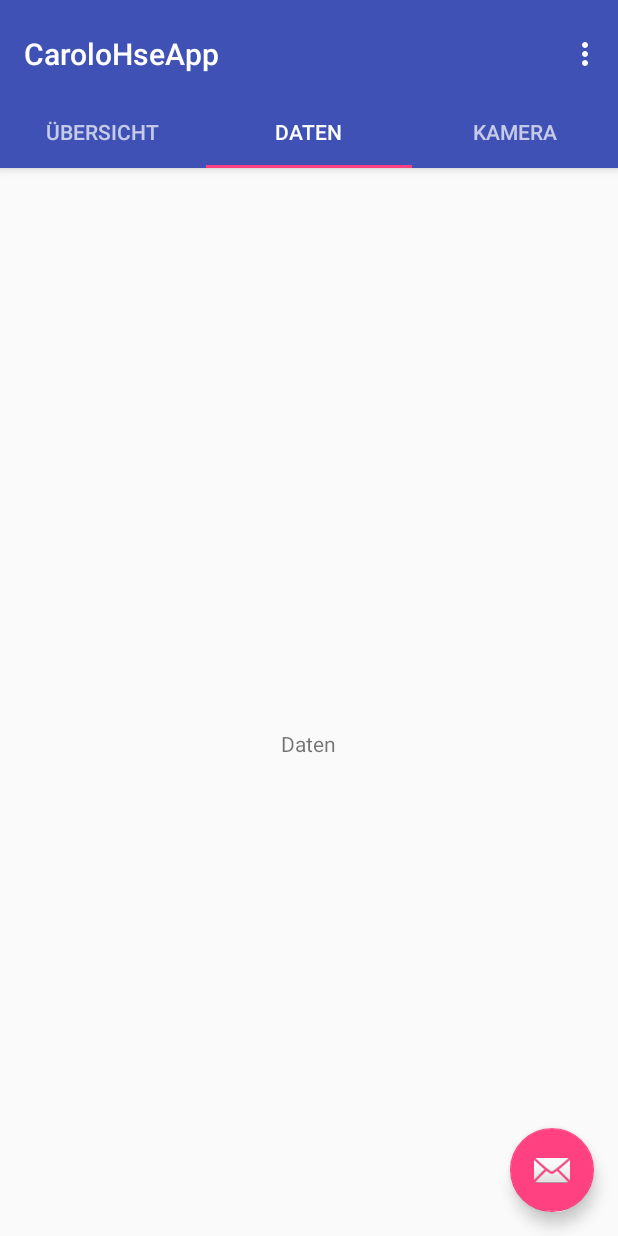
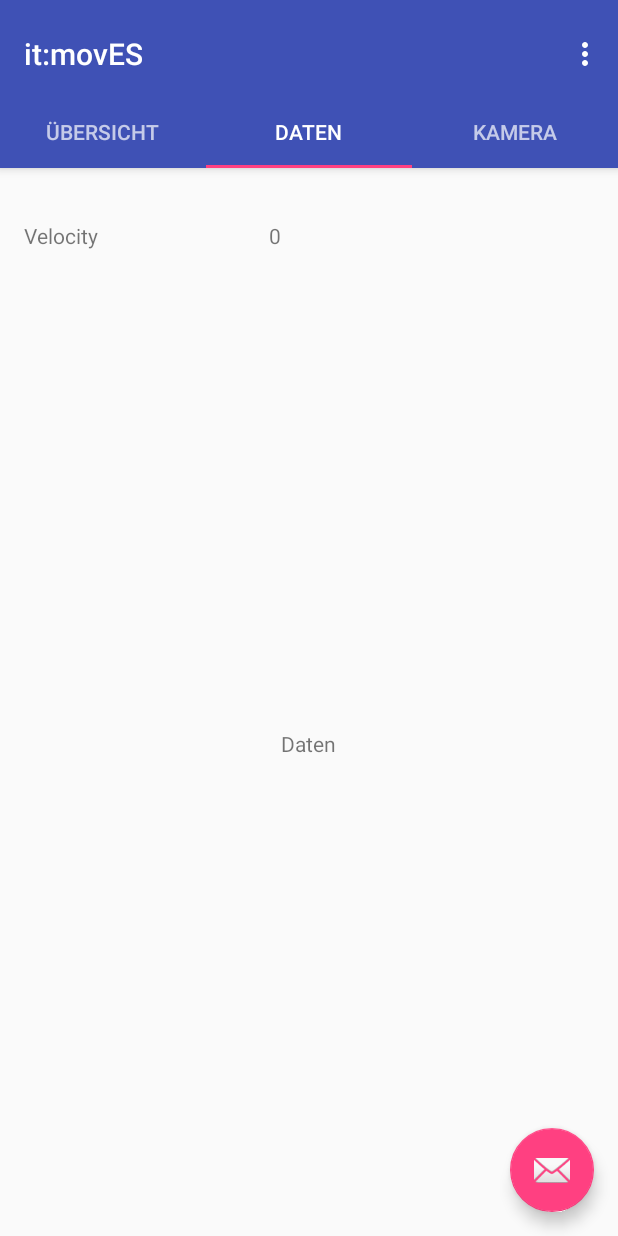
Before and after one commit to Kowait00/CaroloHseApp, an Android app: the screen it shows after launch (MainActivity), tab 2 chosen, on a phone screen of 412 x 824 dp. Run offline under Robolectric (Android 15) with nearby library versions, the phone set to English and light mode, and no system bars.

Commit message:
-Service to receive messages implemented -Distribution of received data to the GUI fragments not working correctly yet

```diff
--- a/app/src/main/java/com/wacker/carolohseapp/MainActivity.java
+++ b/app/src/main/java/com/wacker/carolohseapp/MainActivity.java
@@ -1,5 +1,6 @@
 package com.wacker.carolohseapp;
 
+import android.content.Intent;
 import android.support.design.widget.TabLayout;
 import android.support.design.widget.FloatingActionButton;
 import android.support.design.widget.Snackbar;
@@ -67,8 +68,32 @@ public class MainActivity extends AppCompatActivity
             }
         });
 
+
+        //Start UDP receiver service
+        //Intent intent = new Intent(this, UdpReceiverService.class);
+        //startService(intent);
+
+
     }
 
+    @Override
+    protected void onResume()
+    {
+        super.onResume();
+        //Start UDP receiver service
+        Intent intent = new Intent(this, UdpReceiverService.class);
+        startService(intent);
+
+    }
+
+    @Override
+    protected void onStop()
+    {
+        super.onStop();
+        //Stop UDP receiver service
+        Intent intent = new Intent(this, UdpReceiverService.class);
+        stopService(intent);
+    }
 
     @Override
     public boolean onCreateOptionsMenu(Menu menu)
--- a/app/src/main/java/com/wacker/carolohseapp/Tab2RawData.java
+++ b/app/src/main/java/com/wacker/carolohseapp/Tab2RawData.java
@@ -1,21 +1,61 @@
 package com.wacker.carolohseapp;
 
+import android.content.BroadcastReceiver;
+import android.content.Context;
+import android.content.Intent;
+import android.content.IntentFilter;
 import android.os.Bundle;
 import android.support.v4.app.Fragment;
+import android.support.v4.content.LocalBroadcastManager;
 import android.view.LayoutInflater;
 import android.view.View;
 import android.view.ViewGroup;
+import android.widget.TextView;
 
 /**
  * Created by wacke on 27.11.2016.
  */
 public class Tab2RawData extends Fragment
 {
+    BroadcastReceiver broadcastReceiver = null;
+
     @Override
     public View onCreateView(LayoutInflater inflater, ViewGroup container, Bundle savedInstanceState)
     {
         View rootView = inflater.inflate(R.layout.tab2_rawdata, container, false);
+
+        //Set up a broadcast receiver and update the ui whenever a new message is retreived from the UdpReceiver
+        broadcastReceiver = new BroadcastReceiver()
+        {
+            @Override
+            public void onReceive(Context context, Intent intent)
+            {
+                CaroloCarSensorData carData = (CaroloCarSensorData) intent.getSerializableExtra(UdpReceiverService.UDPRECV_MESSAGE);
+                updateUI(carData);
+            }
+        };
+
         return rootView;
     }
 
+    @Override
+    public void onResume()
+    {
+        super.onResume();
+        getActivity().registerReceiver(broadcastReceiver, new IntentFilter(UdpReceiverService.UDPRECV_RESULT));
+    }
+
+    @Override
+    public void onPause()
+    {
+        getActivity().unregisterReceiver(broadcastReceiver);
+        super.onPause();
+    }
+
+    protected void updateUI(CaroloCarSensorData carData)
+    {
+        TextView textView = (TextView) getView().findViewById(R.id.rawdata_velocity_value);
+        textView.setText(String.valueOf(carData.velocity));
+    }
+
 }
--- a/app/src/main/res/layout/tab2_rawdata.xml
+++ b/app/src/main/res/layout/tab2_rawdata.xml
@@ -21,4 +21,22 @@
         android:layout_centerVertical="true"
         android:layout_centerHorizontal="true"/>
 
+    <TextView
+        android:layout_width="wrap_content"
+        android:layout_height="wrap_content"
+        android:text="Velocity"
+        android:id="@+id/rawdata_velocity_label"
+        android:layout_below="@+id/section_label"
+        android:layout_toRightOf="@+id/section_label"
+        android:layout_toEndOf="@+id/section_label"/>
+
+    <TextView
+        android:layout_width="wrap_content"
+        android:layout_height="wrap_content"
+        android:text="0"
+        android:id="@+id/rawdata_velocity_value"
+        android:layout_alignTop="@+id/rawdata_velocity_label"
+        android:layout_toLeftOf="@+id/textView"
+        android:layout_toStartOf="@+id/textView"/>
+
 </RelativeLayout>
--- a/app/src/main/res/values/strings.xml
+++ b/app/src/main/res/values/strings.xml
@@ -1,5 +1,5 @@
 <resources>
-    <string name="app_name">CaroloHseApp</string>
+    <string name="app_name">it:movES</string>
     <string name="action_settings">Settings</string>
     <string name="section_format">Hello World from section: %1$d</string>
 </resources>
```
Also changed, not shown: app/src/main/AndroidManifest.xml (+10 -1 lines), app/src/main/java/com/wacker/carolohseapp/CaroloCarSensorData.java (added, +45 -0 lines), app/src/main/java/com/wacker/carolohseapp/UdpMessageDecoder.java (added, +20 -0 lines), app/src/main/java/com/wacker/carolohseapp/UdpReceiverService.java (added, +193 -0 lines), app/src/main/res/drawable/itmoves.png (added), app/src/main/res/mipmap-hdpi/itmoves.png (added), app/src/main/res/mipmap-xxhdpi/itmoves.png (added).
